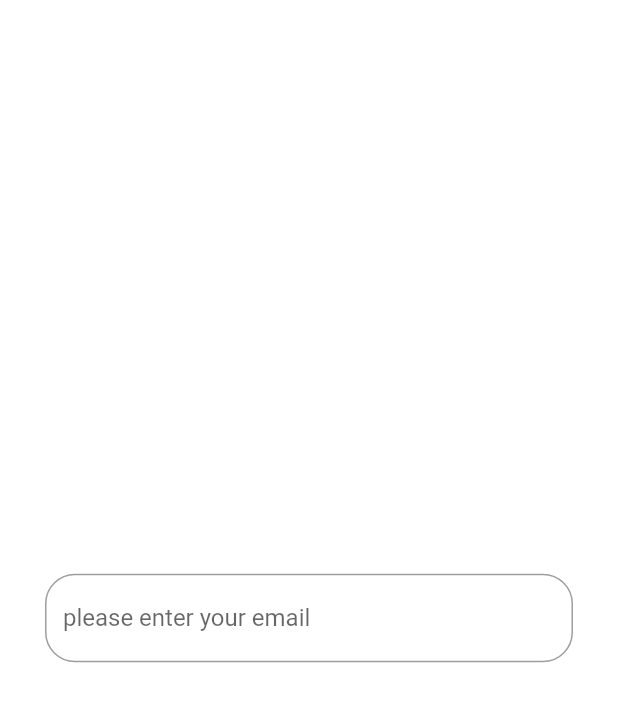
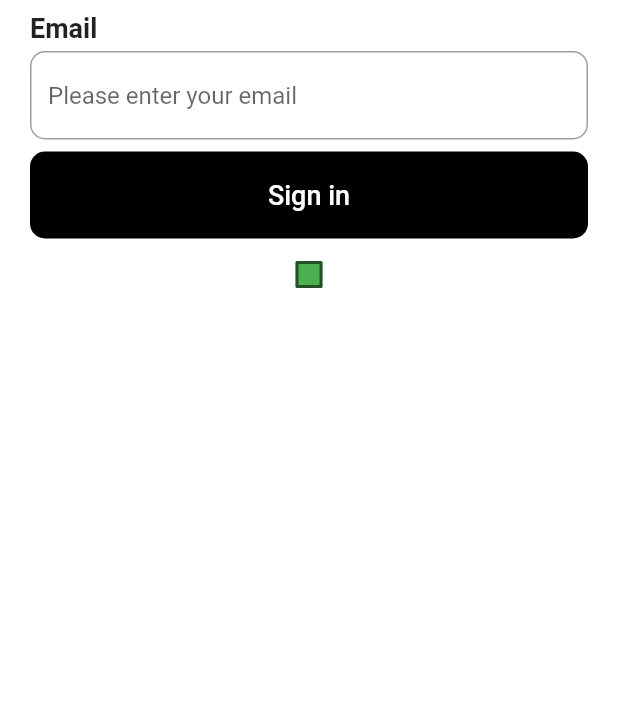
Before and after one commit to SydneyTechnologies/MedigoApp, a Flutter app: the screen it shows after launch, on a phone screen of 412 x 824 dp. Shown: the top 702 px of the screen. Run offline on Flutter 3.47's test engine with Material 2 defaults, Android fonts, the phone set to English and light mode, and no system bars.

Commit message:
feat: Created a custom Checkbox, Inputfield and Button :sparkles:

```diff
--- a/medigo_app/lib/components/customWidgets.dart
+++ b/medigo_app/lib/components/customWidgets.dart
@@ -3,19 +3,88 @@ import 'package:flutter/src/widgets/framework.dart';
 import 'package:flutter/src/widgets/placeholder.dart';
 
 class InputField extends StatelessWidget {
-  const InputField({super.key});
+  const InputField({super.key, required this.title, this.hint});
+  final String title;
+  final String? hint;
 
   @override
   Widget build(BuildContext context) {
     return Container(
-        padding: const EdgeInsets.symmetric(horizontal: 30, vertical: 5),
-        child: TextField(
-          decoration: InputDecoration(
-            hintText: "please enter your email",
-            border: OutlineInputBorder(
-              borderRadius: BorderRadius.circular(20),
+      padding: const EdgeInsets.symmetric(horizontal: 20, vertical: 8),
+      child: Column(
+        crossAxisAlignment: CrossAxisAlignment.start,
+        children: [
+          Text(
+            "$title",
+            style: const TextStyle(fontSize: 18, fontWeight: FontWeight.bold),
+          ),
+          const SizedBox(
+            height: 5,
+          ),
+          TextField(
+            decoration: InputDecoration(
+              hintText: (hint == null) ? "please enter your email" : hint,
+              border: OutlineInputBorder(
+                borderRadius: BorderRadius.circular(10),
+              ),
             ),
           ),
-        ));
+        ],
+      ),
+    );
   }
 }
+
+class CustomButton extends StatelessWidget {
+  const CustomButton({super.key, required this.text, this.color});
+  final String text;
+  final Color? color;
+
+  @override
+  Widget build(BuildContext context) {
+    return Container(
+      margin: const EdgeInsets.symmetric(horizontal: 20),
+      padding: const EdgeInsets.symmetric(vertical: 5),
+      width: double.infinity,
+      decoration: BoxDecoration(
+          color: (color == null) ? Colors.black : color,
+          borderRadius: BorderRadius.circular(10)),
+      child: TextButton(
+          onPressed: () {},
+          child: Text(
+            text,
+            style: TextStyle(color: Colors.white, fontSize: 18),
+          )),
+    );
+  }
+}
+
+class CustomCheckBox extends StatefulWidget {
+  CustomCheckBox({super.key});
+
+  @override
+  State<CustomCheckBox> createState() => _CustomCheckBoxState();
+}
+
+class _CustomCheckBoxState extends State<CustomCheckBox> {
+  bool isChecked = false;
+
+  @override
+  Widget build(BuildContext context) {
+    return Checkbox(
+        value: isChecked,
+        onChanged: (value) {
+          setState(() {
+            isChecked = value!;
+          });
+        },
+        checkColor: Colors.white,
+        fillColor: MaterialStateProperty.resolveWith<Color>(
+            (Set<MaterialState> states) {
+          if (states.contains(MaterialState.disabled)) {
+            return Colors.green.withOpacity(.32);
+          }
+          return Colors.green;
+        }));
+  }
+}
--- a/medigo_app/lib/main.dart
+++ b/medigo_app/lib/main.dart
@@ -1,5 +1,6 @@
 import 'package:flutter/material.dart';
 import 'package:medigo_app/screens/SplashScreen.dart';
+import 'screens/TestScreen.dart';
 import 'package:medigo_app/services/NavigationProvider.dart';
 import 'package:provider/provider.dart';
 
@@ -37,7 +38,7 @@ class RouteHelper extends StatelessWidget {
     return Consumer<NavigationProvider>(builder: (context, value, child) {
       switch (value.currentRoute) {
         case "home":
-          return const SplashScreen();
+          return const TestScreen();
         default:
           return const SplashScreen();
       }
--- a/medigo_app/lib/screens/SplashScreen.dart
+++ b/medigo_app/lib/screens/SplashScreen.dart
@@ -10,7 +10,7 @@ class SplashScreen extends StatelessWidget {
       body: SafeArea(
         child: Container(
           decoration: const BoxDecoration(color: Colors.white),
-          child: Center(child: const InputField()),
+          child: InputField(title: "Email"),
         ),
       ),
     );
--- a/medigo_app/lib/screens/TestScreen.dart
+++ b/medigo_app/lib/screens/TestScreen.dart
@@ -10,7 +10,18 @@ class TestScreen extends StatelessWidget {
       body: SafeArea(
         child: Container(
           decoration: const BoxDecoration(color: Colors.white),
-          child: Center(child: const InputField()),
+          child: Column(
+            children: [
+              InputField(
+                title: "Email",
+                hint: "Please enter your email",
+              ),
+              CustomButton(
+                text: "Sign in",
+              ),
+              CustomCheckBox()
+            ],
+          ),
         ),
       ),
     );
```
